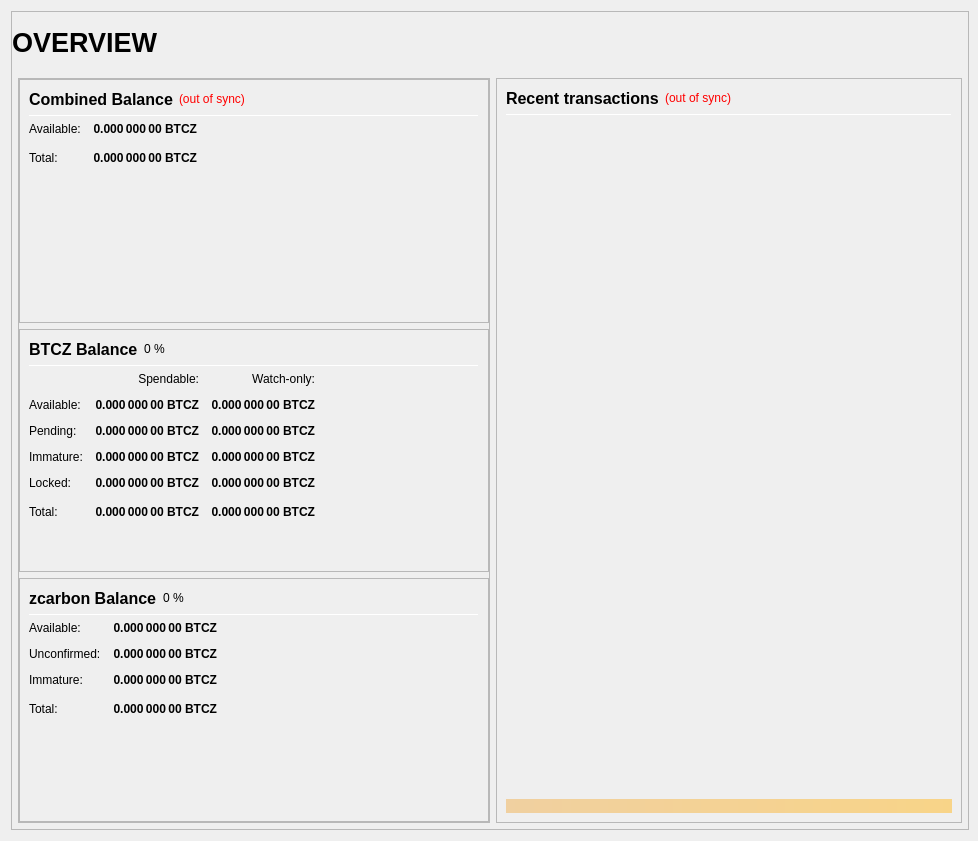
This is src/qt/forms/overviewpage.ui in Carbon-Zero/CarbonZero as Qt 5 draws it before an edit. The edited form follows.
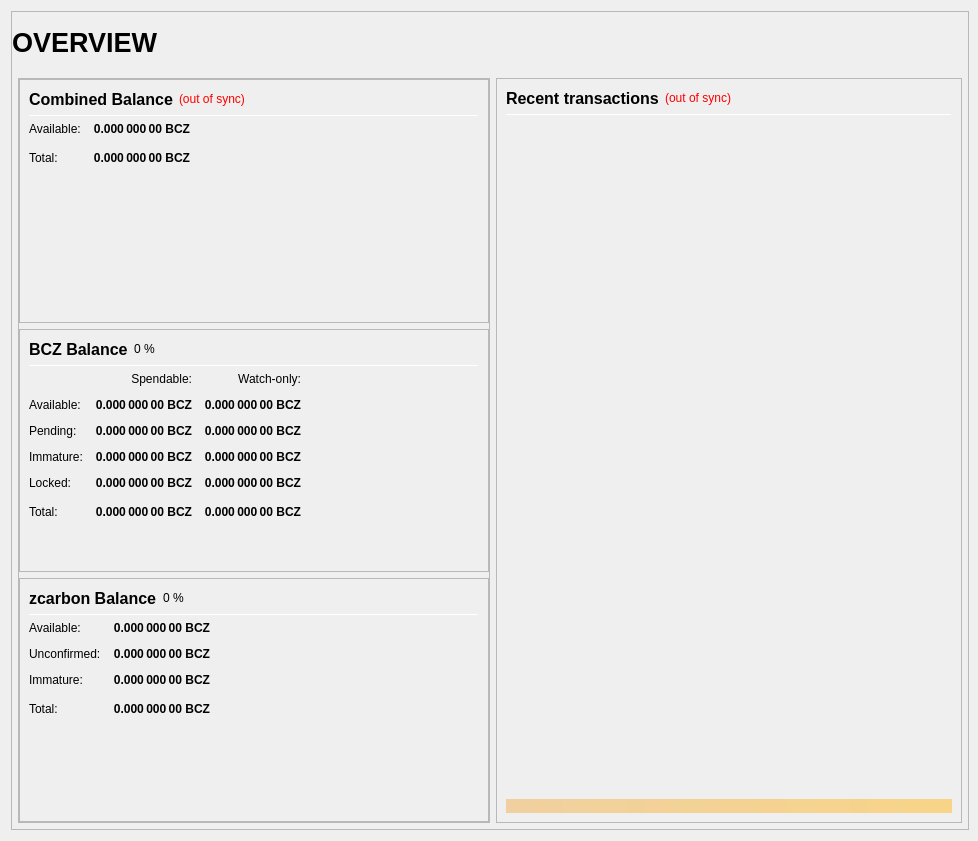
This is the edited form.

Diff of the .ui file:
```diff
--- a/src/qt/forms/overviewpage.ui
+++ b/src/qt/forms/overviewpage.ui
@@ -333,7 +333,7 @@
                           <string>Your current spendable balance</string>
                          </property>
                          <property name="text">
-                          <string notr="true">0.000 000 00 BTCZ</string>
+                          <string notr="true">0.000 000 00 BCZ</string>
                          </property>
                          <property name="alignment">
                           <set>Qt::AlignRight|Qt::AlignTrailing|Qt::AlignVCenter</set>
@@ -365,7 +365,7 @@
                           <string>Total Balance, including all unavailable coins.</string>
                          </property>
                          <property name="text">
-                          <string notr="true">0.000 000 00 BTCZ</string>
+                          <string notr="true">0.000 000 00 BCZ</string>
                          </property>
                          <property name="alignment">
                           <set>Qt::AlignRight|Qt::AlignTrailing|Qt::AlignVCenter</set>
@@ -433,7 +433,7 @@
                           </font>
                          </property>
                          <property name="text">
-                          <string>BTCZ Balance</string>
+                          <string>BCZ Balance</string>
                          </property>
                         </widget>
                        </item>
@@ -525,7 +525,7 @@
                           <string>Your current spendable balance</string>
                          </property>
                          <property name="text">
-                          <string notr="true">0.000 000 00 BTCZ</string>
+                          <string notr="true">0.000 000 00 BCZ</string>
                          </property>
                          <property name="alignment">
                           <set>Qt::AlignRight|Qt::AlignTrailing|Qt::AlignVCenter</set>
@@ -550,7 +550,7 @@
                           <string>Your current balance in watch-only addresses</string>
                          </property>
                          <property name="text">
-                          <string notr="true">0.000 000 00 BTCZ</string>
+                          <string notr="true">0.000 000 00 BCZ</string>
                          </property>
                          <property name="alignment">
                           <set>Qt::AlignRight|Qt::AlignTrailing|Qt::AlignVCenter</set>
@@ -582,7 +582,7 @@
                           <string>Total of transactions that have yet to be confirmed, and do not yet count toward the spendable balance</string>
                          </property>
                          <property name="text">
-                          <string notr="true">0.000 000 00 BTCZ</string>
+                          <string notr="true">0.000 000 00 BCZ</string>
                          </property>
                          <property name="alignment">
                           <set>Qt::AlignRight|Qt::AlignTrailing|Qt::AlignVCenter</set>
@@ -607,7 +607,7 @@
                           <string>Unconfirmed transactions to watch-only addresses</string>
                          </property>
                          <property name="text">
-                          <string notr="true">0.000 000 00 BTCZ</string>
+                          <string notr="true">0.000 000 00 BCZ</string>
                          </property>
                          <property name="alignment">
                           <set>Qt::AlignRight|Qt::AlignTrailing|Qt::AlignVCenter</set>
@@ -639,7 +639,7 @@
                           <string>Staked or masternode rewards that has not yet matured</string>
                          </property>
                          <property name="text">
-                          <string notr="true">0.000 000 00 BTCZ</string>
+                          <string notr="true">0.000 000 00 BCZ</string>
                          </property>
                          <property name="alignment">
                           <set>Qt::AlignRight|Qt::AlignTrailing|Qt::AlignVCenter</set>
@@ -664,7 +664,7 @@
                           <string>Staked or masternode rewards in watch-only addresses that has not yet matured</string>
                          </property>
                          <property name="text">
-                          <string notr="true">0.000 000 00 BTCZ</string>
+                          <string notr="true">0.000 000 00 BCZ</string>
                          </property>
                          <property name="alignment">
                           <set>Qt::AlignRight|Qt::AlignTrailing|Qt::AlignVCenter</set>
@@ -699,7 +699,7 @@
                           <string>Locked BTCZ or Masternode collaterals. These are excluded from zcarbon minting.</string>
                          </property>
                          <property name="text">
-                          <string notr="true">0.000 000 00 BTCZ</string>
+                          <string notr="true">0.000 000 00 BCZ</string>
                          </property>
                          <property name="alignment">
                           <set>Qt::AlignRight|Qt::AlignTrailing|Qt::AlignVCenter</set>
@@ -724,7 +724,7 @@
                           <string>Current locked balance in watch-only addresses</string>
                          </property>
                          <property name="text">
-                          <string notr="true">0.000 000 00 BTCZ</string>
+                          <string notr="true">0.000 000 00 BCZ</string>
                          </property>
                          <property name="alignment">
                           <set>Qt::AlignRight|Qt::AlignTrailing|Qt::AlignVCenter</set>
@@ -759,7 +759,7 @@
                           <string>Your current CarbonZero balance, unconfirmed and immature transactions included</string>
                          </property>
                          <property name="text">
-                          <string notr="true">0.000 000 00 BTCZ</string>
+                          <string notr="true">0.000 000 00 BCZ</string>
                          </property>
                          <property name="alignment">
                           <set>Qt::AlignRight|Qt::AlignTrailing|Qt::AlignVCenter</set>
@@ -784,7 +784,7 @@
                           <string>Current total balance in watch-only addresses</string>
                          </property>
                          <property name="text">
-                          <string notr="true">0.000 000 00 BTCZ</string>
+                          <string notr="true">0.000 000 00 BCZ</string>
                          </property>
                          <property name="alignment">
                           <set>Qt::AlignRight|Qt::AlignTrailing|Qt::AlignVCenter</set>
@@ -926,7 +926,7 @@
 These zcarbon are spendable.</string>
                          </property>
                          <property name="text">
-                          <string notr="true">0.000 000 00 BTCZ</string>
+                          <string notr="true">0.000 000 00 BCZ</string>
                          </property>
                          <property name="alignment">
                           <set>Qt::AlignRight|Qt::AlignTrailing|Qt::AlignVCenter</set>
@@ -957,7 +957,7 @@
 Immature: confirmed, but less than 1 mint of the same denomination after it was minted</string>
                          </property>
                          <property name="text">
-                          <string notr="true">0.000 000 00 BTCZ</string>
+                          <string notr="true">0.000 000 00 BCZ</string>
                          </property>
                          <property name="alignment">
                           <set>Qt::AlignRight|Qt::AlignTrailing|Qt::AlignVCenter</set>
@@ -988,7 +988,7 @@
 Immature: confirmed, but less than 1 mint of the same denomination after it was minted</string>
                          </property>
                          <property name="text">
-                          <string notr="true">0.000 000 00 BTCZ</string>
+                          <string notr="true">0.000 000 00 BCZ</string>
                          </property>
                          <property name="alignment">
                           <set>Qt::AlignRight|Qt::AlignTrailing|Qt::AlignVCenter</set>
@@ -1020,7 +1020,7 @@
                           <string>Your current zcarbon balance, unconfirmed and immature zcarbon included.</string>
                          </property>
                          <property name="text">
-                          <string notr="true">0.000 000 00 BTCZ</string>
+                          <string notr="true">0.000 000 00 BCZ</string>
                          </property>
                          <property name="alignment">
                           <set>Qt::AlignRight|Qt::AlignTrailing|Qt::AlignVCenter</set>
```
Left out of the diff: 6 changed lines with no effect on the pictures.
